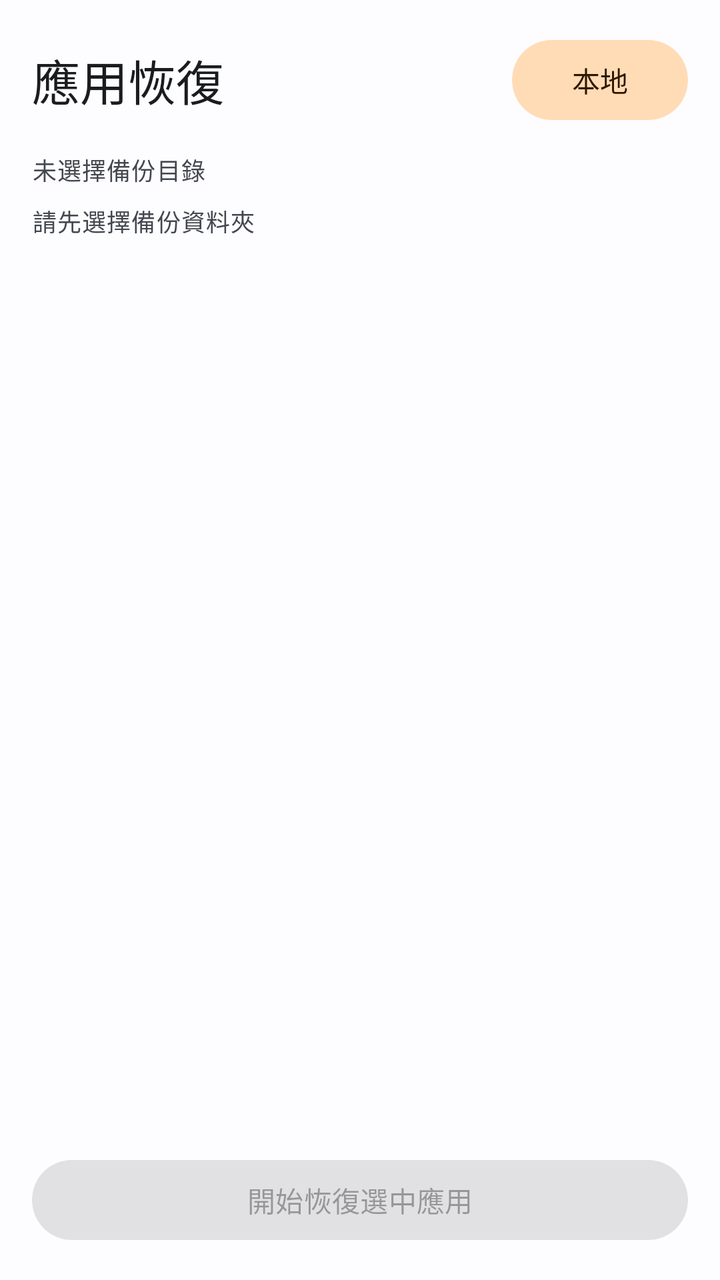
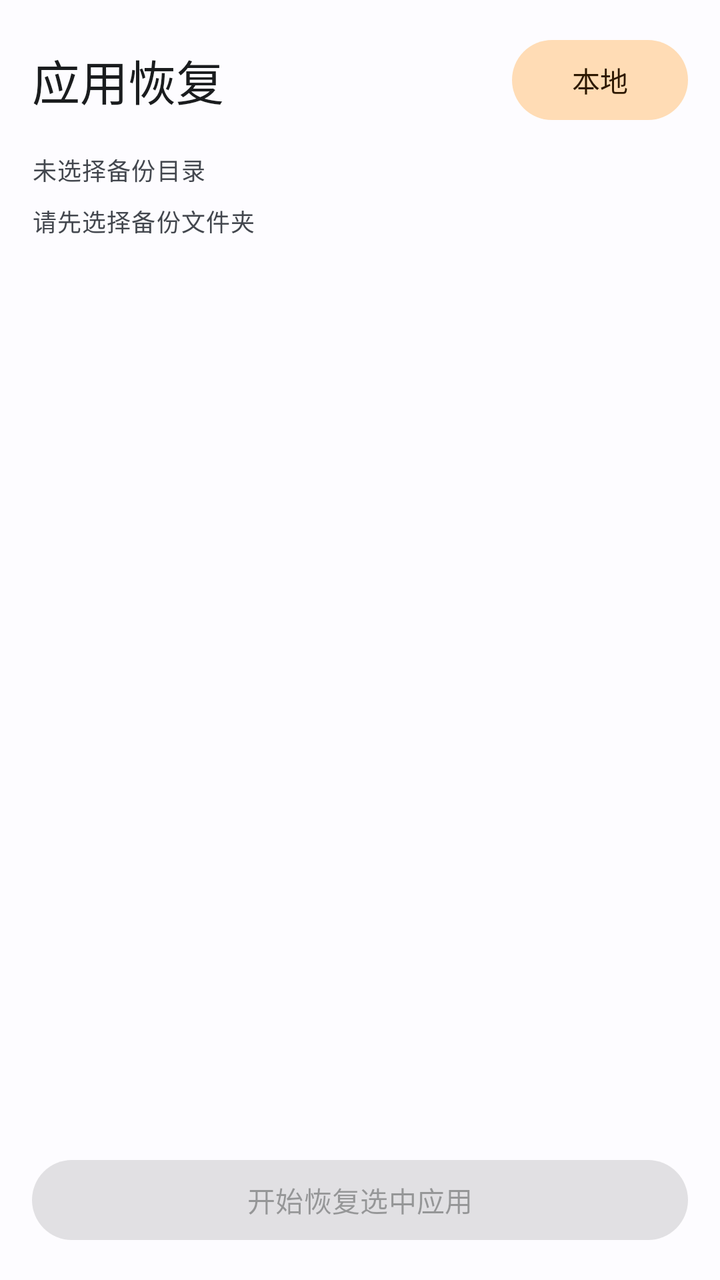

Compare the two renders of this Android layout. The source of the first and the diff that turns it into the second are given below.
<!-- AndroidManifest.xml: application theme AppTheme -->
<!-- res/layout/fragment_restore.xml -->
<?xml version="1.0" encoding="utf-8"?>
<LinearLayout xmlns:android="http://schemas.android.com/apk/res/android"
    xmlns:app="http://schemas.android.com/apk/res-auto"
    android:layout_width="match_parent"
    android:layout_height="match_parent"
    android:orientation="vertical"
    android:padding="16dp"
    android:background="?attr/colorSurface">

    <LinearLayout
        android:layout_width="match_parent"
        android:layout_height="wrap_content"
        android:gravity="center_vertical"
        android:orientation="horizontal">

        <TextView
            android:layout_width="0dp"
            android:layout_height="wrap_content"
            android:layout_weight="1"
            android:text="應用恢復"
            android:textAppearance="@style/TextAppearance.Material3.HeadlineSmall"
            android:textColor="?attr/colorOnSurface" />

        <com.google.android.material.button.MaterialButton
            android:id="@+id/selectDirButton"
            android:layout_width="wrap_content"
            android:layout_height="wrap_content"
            android:text="本地"
            style="@style/Widget.Material3.Button.TonalButton" />

        <com.google.android.material.button.MaterialButton
            android:id="@+id/selectResticButton"
            android:layout_width="wrap_content"
            android:layout_height="wrap_content"
            android:layout_marginStart="8dp"
            android:text="Restic"
            android:visibility="gone"
            style="@style/Widget.Material3.Button.TonalButton" />
    </LinearLayout>

    <TextView
        android:id="@+id/backupDirText"
        android:layout_width="match_parent"
        android:layout_height="wrap_content"
        android:layout_marginTop="12dp"
        android:ellipsize="middle"
        android:singleLine="true"
        android:text="未選擇備份目錄"
        android:textAppearance="@style/TextAppearance.Material3.BodySmall"
        android:textColor="?attr/colorOnSurfaceVariant" />

    <com.google.android.material.progressindicator.LinearProgressIndicator
        android:id="@+id/progressBar"
        android:layout_width="match_parent"
        android:layout_height="wrap_content"
        android:layout_marginTop="8dp"
        android:indeterminate="true"
        android:visibility="gone"
        app:indicatorColor="?attr/colorPrimary"
        app:trackColor="?attr/colorSurfaceVariant" />

    <TextView
        android:id="@+id/statusText"
        android:layout_width="match_parent"
        android:layout_height="wrap_content"
        android:layout_marginTop="8dp"
        android:text="請先選擇備份資料夾"
        android:textAppearance="@style/TextAppearance.Material3.BodySmall"
        android:textColor="?attr/colorOnSurfaceVariant" />

    <androidx.recyclerview.widget.RecyclerView
        android:id="@+id/appList"
        android:layout_width="match_parent"
        android:layout_height="0dp"
        android:layout_weight="1"
        android:layout_marginTop="12dp"
        android:clipToPadding="false"
        android:paddingBottom="8dp" />

    <com.google.android.material.button.MaterialButton
        android:id="@+id/restoreButton"
        android:layout_width="match_parent"
        android:layout_height="wrap_content"
        android:layout_marginTop="12dp"
        android:enabled="false"
        android:text="開始恢復選中應用"
        style="@style/Widget.Material3.Button" />

</LinearLayout>
<!-- resources referenced by this layout -->
<resources>
  <color name="primary">#1565C0</color>
  <color name="onPrimary">#FFFFFF</color>
  <color name="primaryContainer">#D1E4FF</color>
  <color name="onPrimaryContainer">#001D36</color>
  <color name="inverseSurface">#2F3033</color>
  <color name="secondary">#FF8F00</color>
  <color name="onSecondary">#FFFFFF</color>
  <color name="secondaryContainer">#FFDCB5</color>
  <color name="onSecondaryContainer">#2D1800</color>
  <color name="tertiary">#00796B</color>
  <color name="onTertiary">#FFFFFF</color>
  <color name="tertiaryContainer">#A7F0DE</color>
  <color name="onTertiaryContainer">#001F19</color>
  <color name="error">#BA1A1A</color>
  <color name="onError">#FFFFFF</color>
  <color name="errorContainer">#FFDAD6</color>
  <color name="onErrorContainer">#410002</color>
  <color name="background">#FDFCFF</color>
  <color name="onBackground">#1A1C1E</color>
  <color name="surface">#FDFCFF</color>
  <color name="onSurface">#1A1C1E</color>
  <color name="surfaceVariant">#DFE2EB</color>
  <color name="onSurfaceVariant">#43474E</color>
  <color name="inverseOnSurface">#F1F0F4</color>
  <color name="outline">#73777F</color>
  <color name="outlineVariant">#C3C6CF</color>
  <color name="surfaceContainerLowest">#FFFFFF</color>
  <color name="surfaceContainerLow">#F7F9FC</color>
  <color name="surfaceContainer">#F1F3F7</color>
  <color name="surfaceContainerHigh">#EBEDF1</color>
  <color name="surfaceContainerHighest">#E6E8EB</color>
  <!-- unchanged entries left out for length: 1 -->
</resources>

<!-- the commit's change to res/layout/fragment_restore.xml (unified diff, before → after) -->
@@ -17,7 +17,7 @@
             android:layout_width="0dp"
             android:layout_height="wrap_content"
             android:layout_weight="1"
-            android:text="應用恢復"
+            android:text="应用恢复"
             android:textAppearance="@style/TextAppearance.Material3.HeadlineSmall"
             android:textColor="?attr/colorOnSurface" />
 
@@ -45,7 +45,7 @@
         android:layout_marginTop="12dp"
         android:ellipsize="middle"
         android:singleLine="true"
-        android:text="未選擇備份目錄"
+        android:text="未选择备份目录"
         android:textAppearance="@style/TextAppearance.Material3.BodySmall"
         android:textColor="?attr/colorOnSurfaceVariant" />
 
@@ -64,7 +64,7 @@
         android:layout_width="match_parent"
         android:layout_height="wrap_content"
         android:layout_marginTop="8dp"
-        android:text="請先選擇備份資料夾"
+        android:text="请先选择备份文件夹"
         android:textAppearance="@style/TextAppearance.Material3.BodySmall"
         android:textColor="?attr/colorOnSurfaceVariant" />
 
@@ -83,7 +83,7 @@
         android:layout_height="wrap_content"
         android:layout_marginTop="12dp"
         android:enabled="false"
-        android:text="開始恢復選中應用"
+        android:text="开始恢复选中应用"
         style="@style/Widget.Material3.Button" />
 
 </LinearLayout>
